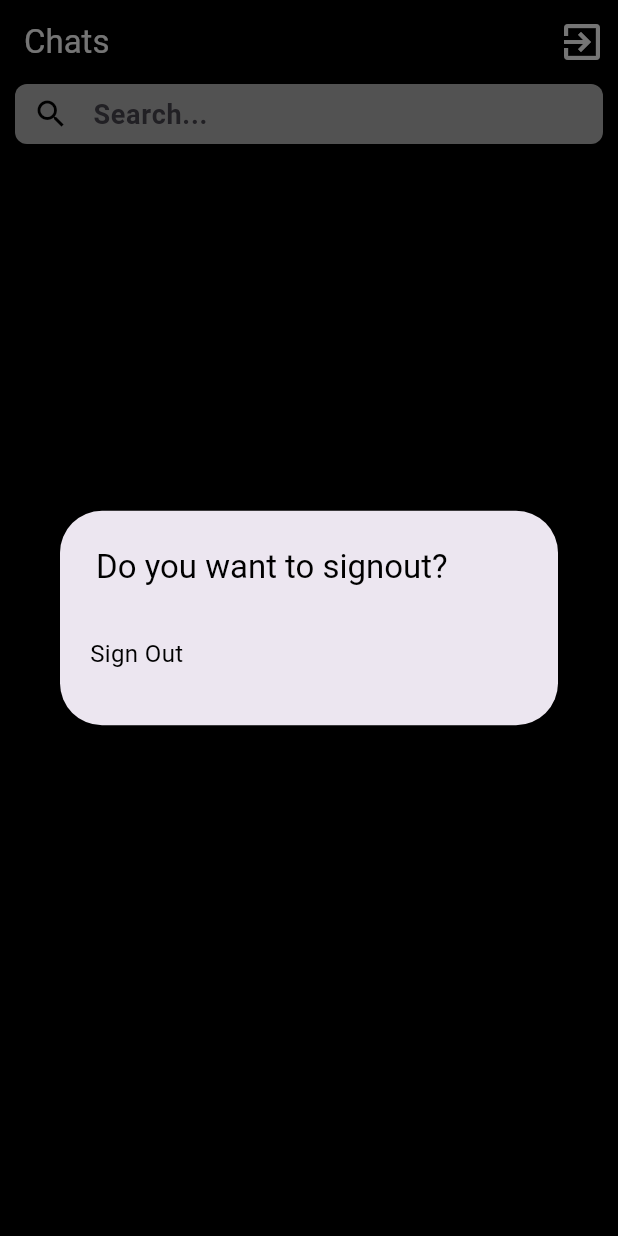
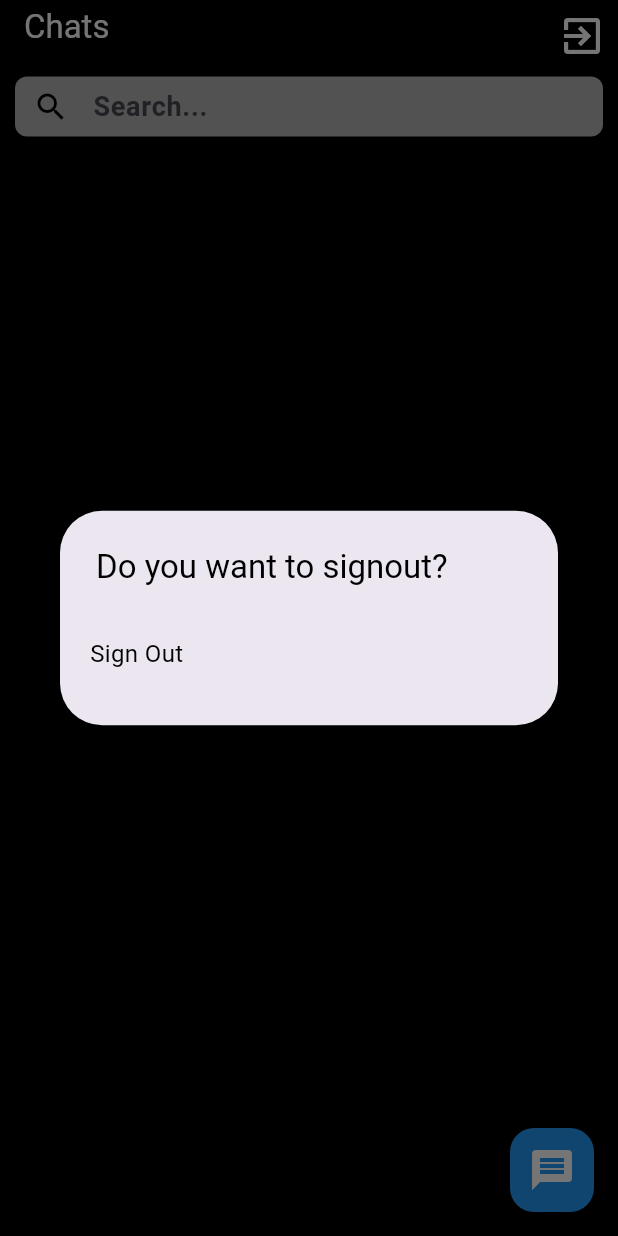
Before and after one commit to naidu199/chat_application_flutter, a Flutter app: the screen it shows once a user with an empty profile is signed in, after a tap on the "exit to app" icon, on a phone screen of 412 x 824 dp. Run offline on Flutter 3.47's test engine with Material 3 defaults, Android fonts, the phone set to English and light mode, and no system bars; our stand-ins replace cloud_firestore, dash_chat_2, delightful_toast, firebase_auth, firebase_core, firebase_storage and 2 more; accounts and stored records are empty.

Commit message:
commit changes

```diff
--- a/lib/screens/chats_screen.dart
+++ b/lib/screens/chats_screen.dart
@@ -25,30 +25,6 @@
   @override
   Widget build(BuildContext context) {
     return Consumer<FirebaseProvider>(builder: (context, data, _) {
-      if (data.isLoading) {
-        return Scaffold(
-          backgroundColor: mobileBackgroundColor,
-          appBar: _chatsAppBar(context, data),
-          body: const Center(
-            child: CircularProgressIndicator(),
-          ),
-        );
-      }
-
-      if (data.getUsers.isEmpty) {
-        return Scaffold(
-          backgroundColor: mobileBackgroundColor,
-          appBar: _chatsAppBar(context, data),
-          body: const Center(
-            child: Text(
-              "No users found.",
-              style: TextStyle(color: primaryColor),
-            ),
-          ),
-        );
-      }
-
-      List<UserDetails> users = data.getUsers;
       return Scaffold(
           backgroundColor: mobileBackgroundColor,
           appBar: _chatsAppBar(context, data),
@@ -63,16 +39,32 @@
                 size: 32,
                 color: primaryColor,
               )),
-          body: ListView.builder(
+          body: data.isLoading
+              ? const Center(
+                  child: CircularProgressIndicator(),
+                )
+              : data.getUsers.isEmpty
+                  ? const Center(
+                      child: Text(
+                        "No users found.",
+                        style: TextStyle(color: primaryColor),
+                      ),
+                    )
+                  : _allUserBody(context, data));
+    });
+  }
+
+  Widget _allUserBody(context, FirebaseProvider data) {
+    List<UserDetails> users = data.getUsers;
+    return ListView.builder(
         physics: const BouncingScrollPhysics(),
         itemCount: users.length,
-            itemBuilder: (context, index) {
+        itemBuilder: ((context, index) {
+          UserDetails userDetails = users[index];
           return UserItem(
-                userDetails: users[index],
+            userDetails: userDetails,
           );
-            },
-          ));
-    });
+        }));
   }
 
   AppBar _chatsAppBar(BuildContext context, FirebaseProvider data) {
@@ -85,7 +77,9 @@
       ),
       centerTitle: false,
       bottom: PreferredSize(
-        preferredSize: const Size.fromHeight(40),
+        preferredSize: const Size.fromHeight(50),
+        child: Padding(
+          padding: const EdgeInsets.symmetric(vertical: 15.0),
           child: Container(
             padding: const EdgeInsets.symmetric(horizontal: 10),
             height: 40,
@@ -105,6 +99,7 @@
                 filled: true,
                 fillColor: Colors.white70,
                 contentPadding: const EdgeInsets.only(top: 12.0),
+              ),
             ),
           ),
         ),
```
Lines whose indentation alone changed are shown as unchanged.
